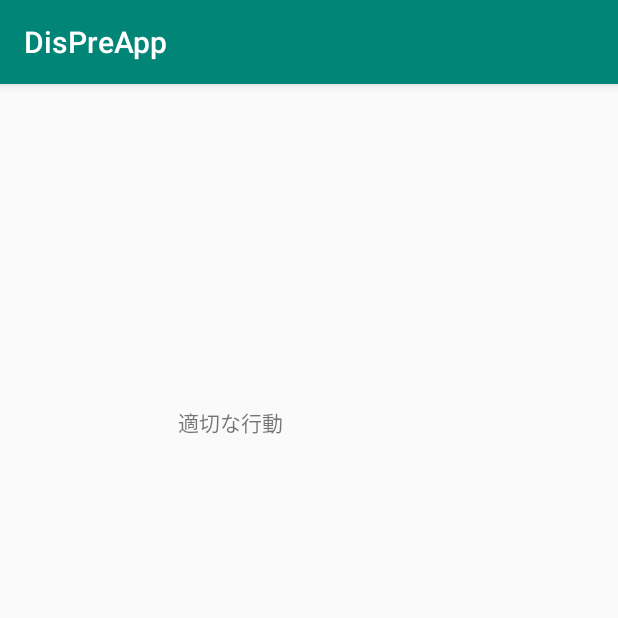
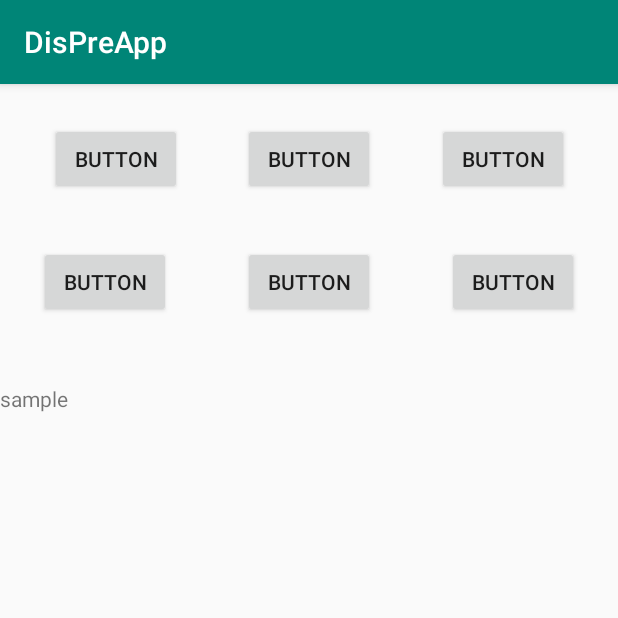
Before and after one commit to Bstone1219/DisPreApp, an Android app: the CorrectActionActivity screen opened directly, with no data from a screen before it, on a phone screen of 412 x 824 dp, the top half of it. Run offline under Robolectric (Android 15) with nearby library versions, the phone set to English and light mode, and no system bars.

Commit message:
発生後の対応の各画面を追加

```diff
--- a/app/src/main/res/layout/activity_correct_action.xml
+++ b/app/src/main/res/layout/activity_correct_action.xml
@@ -6,15 +6,75 @@
         android:layout_width="match_parent"
         android:layout_height="match_parent"
         tools:context=".CorrectActionActivity">
-
-    <TextView
-            android:text="適切な行動"
-            android:layout_width="175dp"
-            android:layout_height="175dp"
-            android:id="@+id/correctAction"
-            app:layout_constraintTop_toTopOf="parent" android:layout_marginTop="196dp"
-            app:layout_constraintStart_toStartOf="parent" android:layout_marginLeft="118dp"
-            android:layout_marginStart="118dp" android:layout_marginBottom="360dp"
-            app:layout_constraintBottom_toBottomOf="parent" app:layout_constraintEnd_toEndOf="parent"
-            android:layout_marginEnd="118dp" android:layout_marginRight="118dp"/>
+    <Button
+            android:text="Button"
+            android:layout_width="wrap_content"
+            android:layout_height="wrap_content"
+            android:id="@+id/button"
+            app:layout_constraintStart_toStartOf="parent"
+            android:layout_marginLeft="32dp" android:layout_marginStart="32dp"
+            android:layout_marginTop="26dp"
+            app:layout_constraintTop_toTopOf="parent" app:layout_constraintEnd_toStartOf="@+id/button2"
+    />
+    <Button
+            android:text="Button"
+            android:layout_width="wrap_content"
+            android:layout_height="wrap_content"
+            android:id="@+id/button2" app:layout_constraintTop_toTopOf="parent"
+            android:layout_marginTop="26dp" android:layout_marginLeft="40dp" android:layout_marginStart="40dp"
+            app:layout_constraintStart_toEndOf="@+id/button" app:layout_constraintEnd_toStartOf="@+id/button3"
+            android:layout_marginEnd="40dp" android:layout_marginRight="40dp"/>
+    <Button
+            android:text="Button"
+            android:layout_width="wrap_content"
+            android:layout_height="wrap_content"
+            android:id="@+id/button3" app:layout_constraintStart_toEndOf="@+id/button2"
+            app:layout_constraintTop_toTopOf="parent"
+            android:layout_marginTop="26dp" app:layout_constraintEnd_toEndOf="parent" android:layout_marginEnd="32dp"
+            android:layout_marginRight="32dp"/>
+    <Button
+            android:text="Button"
+            android:layout_width="wrap_content"
+            android:layout_height="wrap_content"
+            android:id="@+id/button7" app:layout_constraintStart_toStartOf="parent" android:layout_marginLeft="32dp"
+            android:layout_marginStart="32dp"
+            app:layout_constraintEnd_toStartOf="@+id/button8" android:layout_marginEnd="8dp"
+            android:layout_marginRight="8dp" app:layout_constraintHorizontal_bias="0.03"
+            android:layout_marginBottom="44dp" app:layout_constraintBottom_toTopOf="@+id/scrollView"/>
+    <Button
+            android:text="Button"
+            android:layout_width="wrap_content"
+            android:layout_height="wrap_content"
+            android:id="@+id/button8" android:layout_marginLeft="40dp" android:layout_marginStart="40dp"
+            app:layout_constraintStart_toEndOf="@+id/button7" app:layout_constraintEnd_toStartOf="@+id/button9"
+            android:layout_marginEnd="40dp" android:layout_marginRight="40dp" android:layout_marginBottom="44dp"
+            app:layout_constraintBottom_toTopOf="@+id/scrollView"/>
+    <Button
+            android:text="Button"
+            android:layout_width="wrap_content"
+            android:layout_height="wrap_content"
+            android:id="@+id/button9"
+            app:layout_constraintEnd_toEndOf="parent" android:layout_marginEnd="32dp"
+            android:layout_marginRight="32dp" app:layout_constraintStart_toEndOf="@+id/button8"
+            android:layout_marginLeft="8dp" android:layout_marginStart="8dp"
+            app:layout_constraintHorizontal_bias="1.0" android:layout_marginBottom="44dp"
+            app:layout_constraintBottom_toTopOf="@+id/scrollView"/>
+    <ScrollView
+            android:layout_width="match_parent"
+            android:layout_height="match_parent"
+            android:layout_marginTop="200dp"
+            android:isScrollContainer="false"
+            android:id="@+id/scrollView">
+        <LinearLayout
+                android:id="@+id/LinearLayout"
+                android:orientation="vertical"
+                android:layout_height="fill_parent"
+                android:layout_width="fill_parent">
+            <TextView
+                    android:id="@+id/text_view"
+                    android:layout_width="wrap_content"
+                    android:layout_height="wrap_content"
+                    android:text="sample" />
+        </LinearLayout>
+    </ScrollView>
 </androidx.constraintlayout.widget.ConstraintLayout>
```
